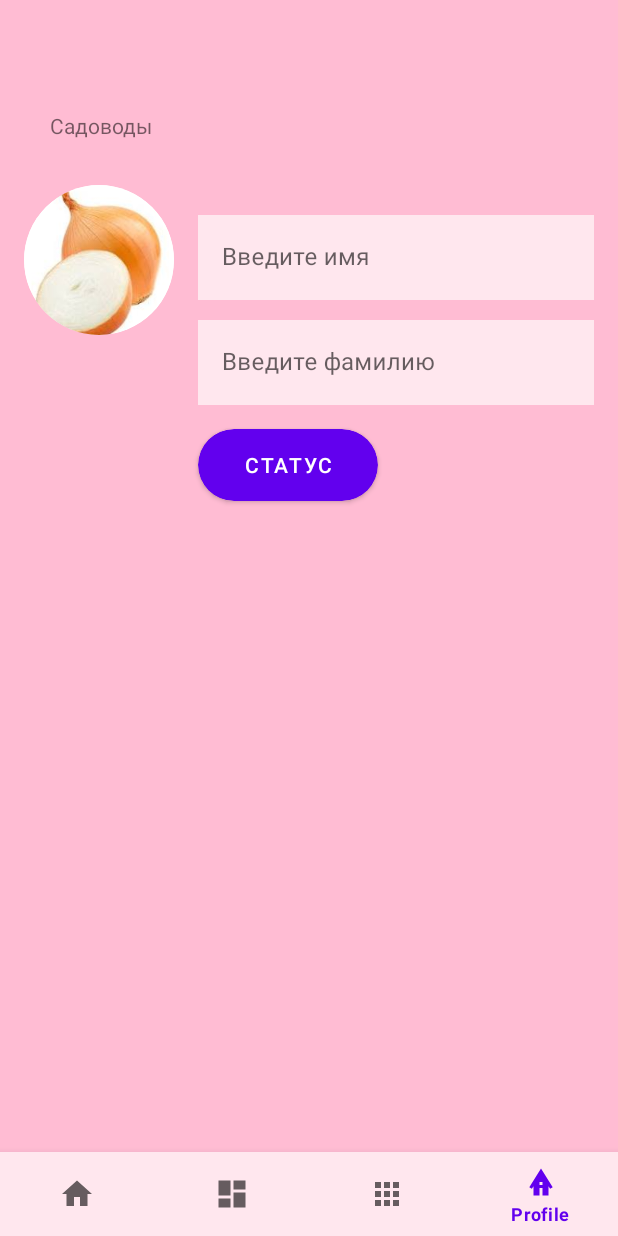
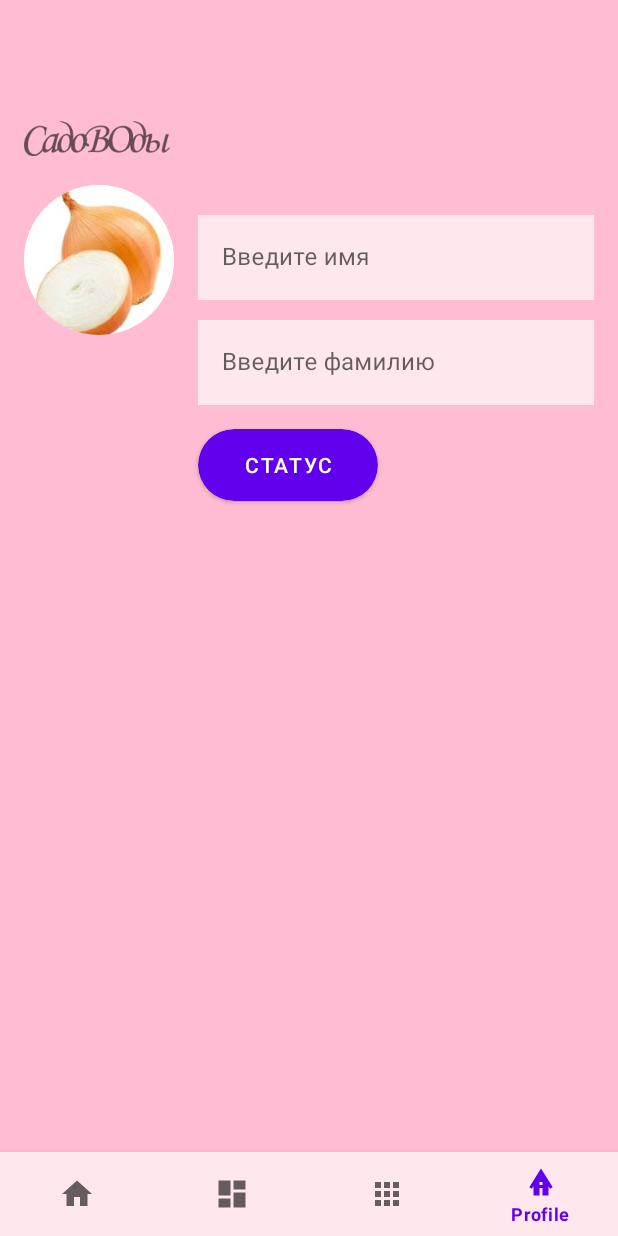
Before and after one commit to baskak56/sadik, an Android app: the ProfileFragment screen opened through its navigation route, on a phone screen of 412 x 824 dp. Run offline under Robolectric (Android 15) with nearby library versions, the phone set to English and light mode, and no system bars; our stand-ins replace navigation-ui; libraries missing offline, so code that uses them is left out: com.prolificinteractive.materialcalendarview; 3 statements that could not run were skipped.

Commit message:
круглые кнопки и логотип

```diff
--- a/app/src/main/res/layout/fragment_dashboard.xml
+++ b/app/src/main/res/layout/fragment_dashboard.xml
@@ -36,6 +36,7 @@
             android:id="@+id/btnAll"
             android:layout_width="wrap_content"
             android:layout_height="wrap_content"
+            android:background="@drawable/rounded_button_red"
             android:text="Все" />
 
         <com.google.android.material.button.MaterialButton
@@ -43,6 +44,7 @@
             android:layout_width="wrap_content"
             android:layout_height="wrap_content"
             android:layout_marginStart="16dp"
+            android:background="@drawable/rounded_button_red"
             android:text="Избранные" />
     </LinearLayout>
 
--- a/app/src/main/res/layout/fragment_detail.xml
+++ b/app/src/main/res/layout/fragment_detail.xml
@@ -47,6 +47,7 @@
             android:layout_width="wrap_content"
             android:layout_height="wrap_content"
             android:text="Назад"
+            android:background="@drawable/rounded_button_red"
             android:layout_gravity="center_horizontal"
             android:layout_marginTop="16dp" />
     </LinearLayout>
--- a/app/src/main/res/layout/fragment_profile.xml
+++ b/app/src/main/res/layout/fragment_profile.xml
@@ -25,6 +25,15 @@
         app:layout_constraintTop_toTopOf="parent"
         app:layout_constraintVertical_bias="0.526"
         android:clipToOutline="true"/>
+
+    <ImageView
+        android:id="@+id/logo"
+        android:layout_width="97dp"
+        android:layout_height="40dp"
+        android:src="@drawable/logo"
+        tools:ignore="MissingConstraints"
+        tools:layout_editor_absoluteX="3dp"
+        tools:layout_editor_absoluteY="-5dp" />
 
     <com.google.android.material.textfield.TextInputLayout
         android:id="@+id/nameInputLayout"
@@ -75,22 +84,13 @@
         android:layout_width="wrap_content"
         android:layout_height="wrap_content"
         android:layout_marginTop="16dp"
+        android:background="@drawable/rounded_button_red"
+        android:clipToOutline="true"
         android:minWidth="120dp"
         android:text="Статус"
-        app:layout_constraintTop_toBottomOf="@id/surnameInputLayout"
         app:layout_constraintStart_toStartOf="@id/surnameInputLayout"
-        android:clipToOutline="true"
-        android:background="@drawable/rounded_button_green"/>
+        app:layout_constraintTop_toBottomOf="@id/surnameInputLayout" />
 
-    <TextView
-        android:id="@+id/textView"
-        android:layout_width="97dp"
-        android:layout_height="40dp"
-        android:layout_marginEnd="280dp"
-        android:layout_marginBottom="20dp"
-        android:foregroundGravity="center"
-        android:gravity="center"
-        android:text="Садоводы"
-        app:layout_constraintBottom_toTopOf="@+id/avatarImageView"
-        app:layout_constraintEnd_toEndOf="parent" />
+
+
 </androidx.constraintlayout.widget.ConstraintLayout>
```
Also changed, not shown: app/src/main/res/drawable/logo.png (added).
